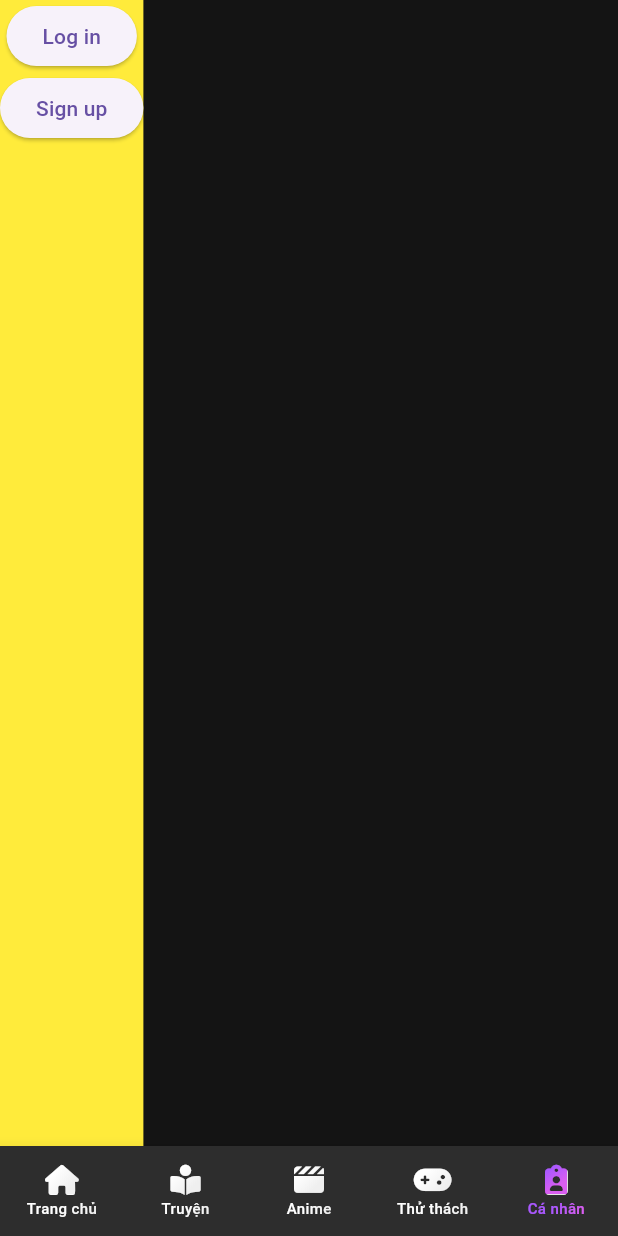
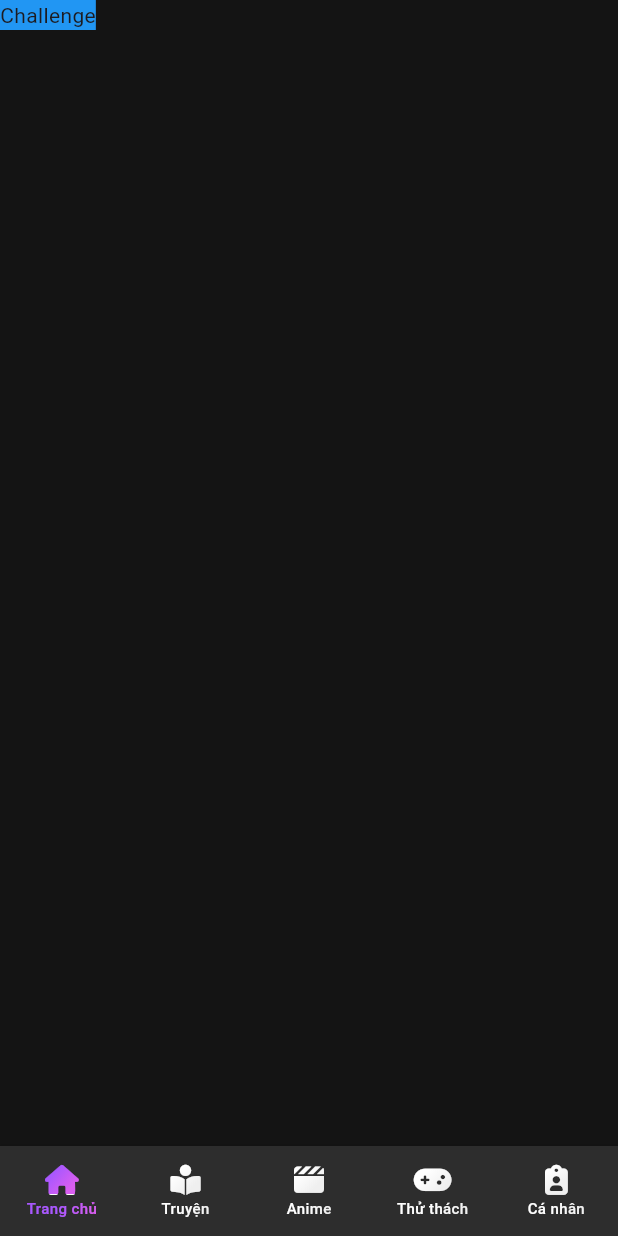
Before and after one commit to SonDangUIT1111/AnimeEntertainment, a Flutter app: the MyHomePage screen opened directly, item 5 of the bottom bar chosen, on a phone screen of 412 x 824 dp. Run offline on Flutter 3.47's test engine with Material 3 defaults, Android fonts, the phone set to English and light mode, and no system bars; drawn by our look-alikes of animated_bottom_navigation_bar; our stand-ins replace auto_size_text, cached_network_image, font_awesome_flutter, getwidget, intl_phone_number_input and 3 more; missing offline and left inert: dart:ffi, flutter_stripe; accounts and stored records are empty; network calls fail.

Commit message:
Set directory

```diff
--- a/client/lib/main.dart
+++ b/client/lib/main.dart
@@ -1,15 +1,13 @@
-import 'package:anime_and_comic_entertainment/pages/anime_home.dart';
-import 'package:anime_and_comic_entertainment/pages/auth/get_otp.dart';
-import 'package:anime_and_comic_entertainment/pages/auth/otp_verify_page.dart';
-import 'package:anime_and_comic_entertainment/pages/auth/password_page.dart';
-import 'package:anime_and_comic_entertainment/pages/comic_page.dart';
+import 'package:anime_and_comic_entertainment/pages/anime/anime_page.dart';
+import 'package:anime_and_comic_entertainment/pages/challenge/challenge_page.dart';
+import 'package:anime_and_comic_entertainment/pages/comic/comic_page.dart';
+import 'package:anime_and_comic_entertainment/pages/home/home_page.dart';
+import 'package:anime_and_comic_entertainment/pages/profile/profile_page.dart';
 import 'package:anime_and_comic_entertainment/pages/test.dart';
-import 'package:anime_and_comic_entertainment/pages/auth/login.dart';
 import 'package:anime_and_comic_entertainment/pages/auth/profile.dart';
-import 'package:anime_and_comic_entertainment/pages/no_internet_page.dart';
-import 'package:anime_and_comic_entertainment/pages/splash.dart';
+import 'package:anime_and_comic_entertainment/pages/home/splash.dart';
 import 'package:anime_and_comic_entertainment/providers/user_provider.dart';
-import 'package:anime_and_comic_entertainment/pages/splash.dart';
+import 'package:anime_and_comic_entertainment/providers/index_page_provider.dart';
 import 'package:anime_and_comic_entertainment/utils/apiKey.dart';
 import 'package:anime_and_comic_entertainment/utils/utils.dart';
 import 'package:flutter/cupertino.dart';
@@ -35,11 +33,13 @@ class MyApp extends StatelessWidget {
   // This widget is the root of your application.
   @override
   Widget build(BuildContext context) {
-    return const MaterialApp(
+    return MaterialApp(
       debugShowCheckedModeBanner: false,
       title: 'skylark',
       home: Scaffold(
-        body: TestPage(),
+        body: MyHomePage(
+          title: 'skylark',
+        ),
       ),
     );
   }
@@ -68,11 +68,15 @@ class _NavigationScreenState extends State<NavigationScreen>
   Widget build(BuildContext context) {
     return Container(
       color: Color(0xFF141414),
-      child: widget.navIndex == 1
-          ? ComicPage()
-          : widget.navIndex == 4
-              ? Profile()
-              : AnimePage(),
+      child: widget.navIndex == 0
+          ? HomePage()
+          : widget.navIndex == 2
+              ? ComicPage()
+              : widget.navIndex == 3
+                  ? AnimePage()
+                  : widget.navIndex == 4
+                      ? ChallengePage()
+                      : ProfilePage(),
     );
   }
 }
@@ -149,7 +153,7 @@ class _MyHomePageState extends State<MyHomePage> with TickerProviderStateMixin {
                   child: Text(
                     titleList[index],
                     maxLines: 1,
-                    style: TextStyle(
+                    style: const TextStyle(
                         color: Colors.white,
                         fontWeight: FontWeight.w500,
                         fontSize: 10),
@@ -160,8 +164,9 @@ class _MyHomePageState extends State<MyHomePage> with TickerProviderStateMixin {
             ],
           );
         },
-        backgroundColor: Color(0XFF2D2D2D),
-        activeIndex: _bottomNavIndex,
+        backgroundColor: const Color(0XFF2D2D2D),
+        activeIndex:
+            Provider.of<IndexPageProvider>(context, listen: false).indexPage,
         splashColor: Utils.accentColor,
         splashSpeedInMilliseconds: 0,
         notchSmoothness: NotchSmoothness.defaultEdge,
--- /dev/null
+++ b/client/lib/pages/challenge/challenge_page.dart
@@ -0,0 +1,14 @@
+import 'package:flutter/cupertino.dart';
+import 'package:flutter/material.dart';
+
+class ChallengePage extends StatelessWidget {
+  const ChallengePage({super.key});
+
+  @override
+  Widget build(BuildContext context) {
+    return Container(
+      color: Colors.blue,
+      child: const Text("Challenge"),
+    );
+  }
+}
--- /dev/null
+++ b/client/lib/providers/index_page_provider.dart
@@ -0,0 +1,13 @@
+
+import 'package:flutter/material.dart';
+
+class IndexPageProvider extends ChangeNotifier {
+  int _indexPage = 0;
+
+  int get indexPage => _indexPage;
+  void setIndexPage(int index) {
+    _indexPage = index;
+    notifyListeners();
+  }
+
+}
--- a/client/lib/services/auth_api.dart
+++ b/client/lib/services/auth_api.dart
@@ -3,7 +3,7 @@
 import 'dart:convert';
 
 import 'package:anime_and_comic_entertainment/main.dart';
-import 'package:anime_and_comic_entertainment/pages/no_internet_page.dart';
+import 'package:anime_and_comic_entertainment/pages/home/no_internet_page.dart';
 import 'package:anime_and_comic_entertainment/providers/user_provider.dart';
 import 'package:anime_and_comic_entertainment/utils/apiKey.dart';
 import 'package:flutter/material.dart';
--- a/client/lib/services/comics_api.dart
+++ b/client/lib/services/comics_api.dart
@@ -5,7 +5,7 @@ import 'dart:convert';
 import 'package:anime_and_comic_entertainment/model/album.dart';
 import 'package:anime_and_comic_entertainment/model/banner.dart';
 import 'package:anime_and_comic_entertainment/model/comics.dart';
-import 'package:anime_and_comic_entertainment/pages/no_internet_page.dart';
+import 'package:anime_and_comic_entertainment/pages/home/no_internet_page.dart';
 import 'package:anime_and_comic_entertainment/utils/apiKey.dart';
 import 'package:flutter/material.dart';
 import 'package:http/http.dart' as http;
```
Also changed, not shown: client/lib/pages/auth/profile.dart (+14 -1 lines), client/lib/pages/comic/comic_page.dart (renamed from client/lib/pages/comic_page.dart, +6 -1 lines), client/lib/pages/home/home_page.dart (added, +14 -0 lines), client/lib/pages/profile/profile_page.dart (added, +14 -0 lines), client/pubspec.yaml (+2 -36 lines), client/lib/pages/anime/anime_page.dart (renamed from client/lib/pages/anime_home.dart), client/lib/pages/home/no_internet_page.dart (renamed from client/lib/pages/no_internet_page.dart), client/lib/pages/home/splash.dart (renamed from client/lib/pages/splash.dart), client/pubspec.lock, 11 other files.
